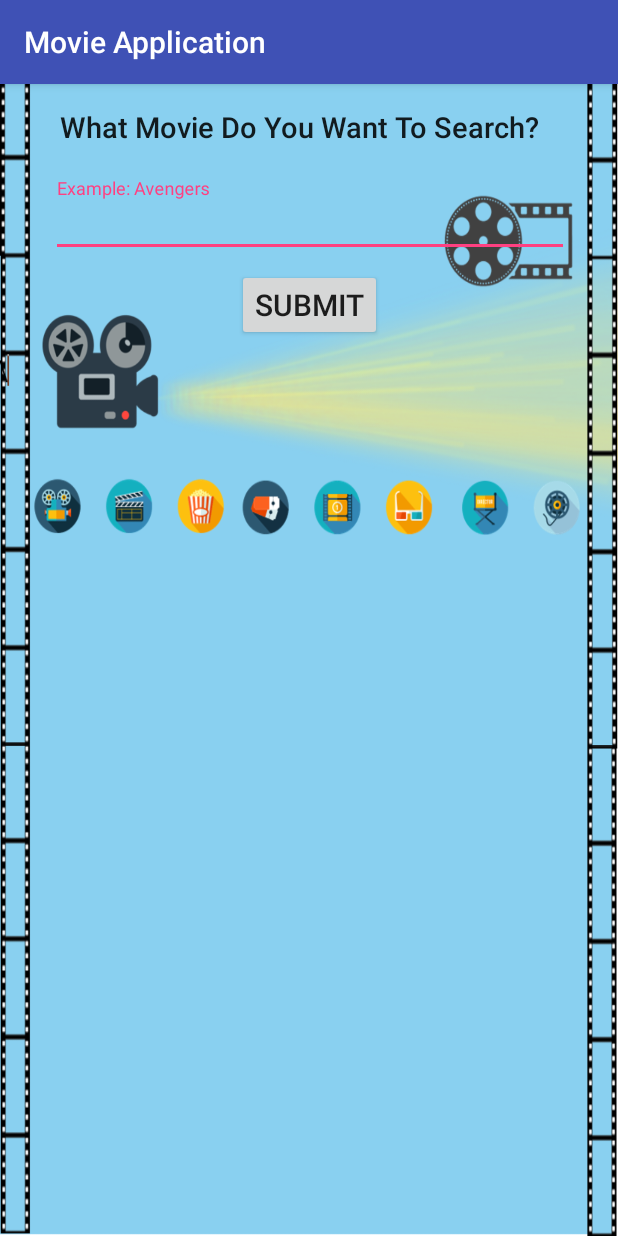
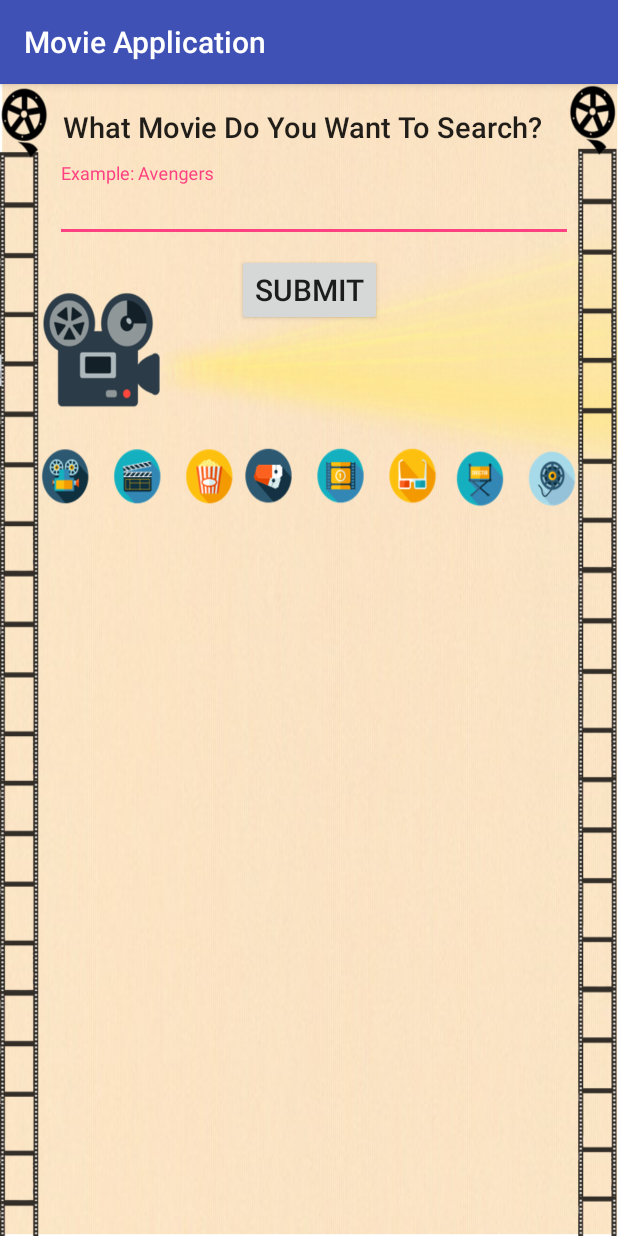
Before and after one commit to flanzyflan/SongCultureApp, an Android app: the screen it shows after launch (MainActivity), on a phone screen of 412 x 824 dp. Run offline under Robolectric (Android 15) with nearby library versions, the phone set to English and light mode, and no system bars; our stand-ins replace Volley.

Commit message:
final background

```diff
--- a/app/src/main/res/layout/activity_main.xml
+++ b/app/src/main/res/layout/activity_main.xml
@@ -4,7 +4,7 @@
     xmlns:tools="http://schemas.android.com/tools"
     android:layout_width="match_parent"
     android:layout_height="match_parent"
-    android:background="@drawable/tem1"
+    android:background="@drawable/temp2"
     tools:context=".MainActivity"
     tools:layout_editor_absoluteY="81dp"
     android:isScrollContainer="false"
@@ -17,7 +17,7 @@
         android:layout_height="27dp"
         android:layout_marginBottom="8dp"
         android:layout_marginEnd="8dp"
-        android:layout_marginStart="15dp"
+        android:layout_marginStart="20dp"
         android:layout_marginTop="15dp"
         android:ems="10"
         android:text="@string/question1"
@@ -34,8 +34,8 @@
         android:layout_width="345dp"
         android:layout_height="0dp"
         android:layout_marginEnd="8dp"
-        android:layout_marginStart="15dp"
-        android:layout_marginTop="20dp"
+        android:layout_marginStart="20dp"
+        android:layout_marginTop="10dp"
         app:layout_constraintEnd_toEndOf="parent"
         app:layout_constraintHorizontal_bias="0.428"
         app:layout_constraintStart_toStartOf="parent"
@@ -74,14 +74,16 @@
     <ScrollView
         android:id="@+id/scrollView2"
         android:layout_width="348dp"
-        android:layout_height="286dp"
+        android:layout_height="322dp"
         android:layout_marginEnd="8dp"
         android:layout_marginStart="8dp"
-        android:layout_marginTop="75dp"
+        android:layout_marginTop="40dp"
         android:isScrollContainer="false"
+        app:layout_constraintBottom_toBottomOf="parent"
         app:layout_constraintEnd_toEndOf="parent"
         app:layout_constraintStart_toStartOf="parent"
-        app:layout_constraintTop_toBottomOf="@+id/button">
+        app:layout_constraintTop_toBottomOf="@+id/button"
+        app:layout_constraintVertical_bias="0.6">
 
 
         <LinearLayout
```
Also changed, not shown: app/src/main/res/drawable/temp2.PNG (added).
